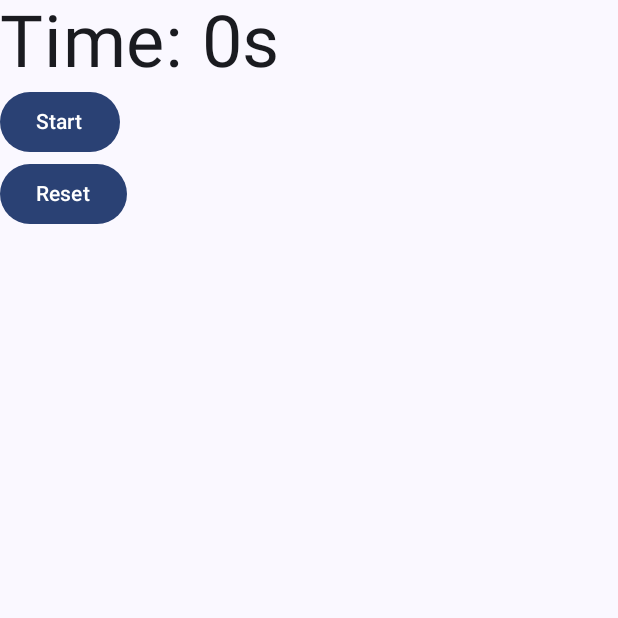
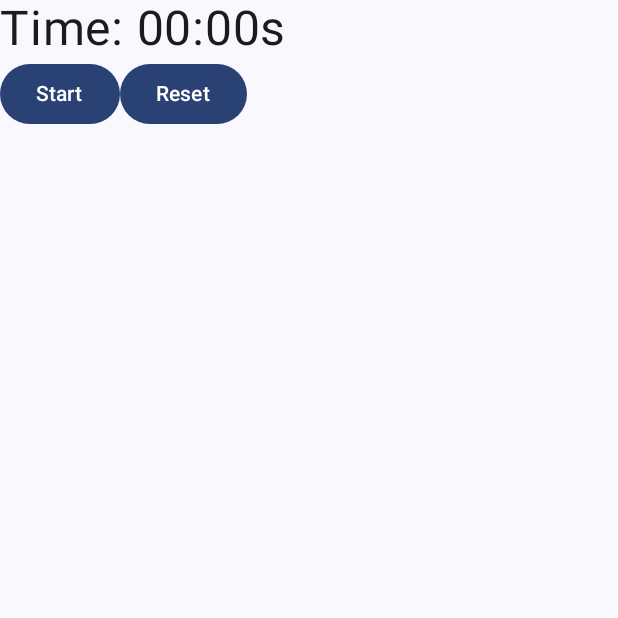
Before and after one commit to mike964/circuit-trainer-jetpack, an Android app built with Jetpack Compose: the composable CountdownTimerWithControls called with empty values, on a phone screen of 412 x 824 dp, the top half of it. Run offline under Robolectric (Android 15) with nearby library versions, the light colour scheme and no system bars; pictures from the network do not load; 1 statement that could not run was skipped.

Commit message:
total time counter fixed

```diff
--- a/app/src/main/java/com/example/gmwrokouttimer/components/SimpleCountdownTimer.kt
+++ b/app/src/main/java/com/example/gmwrokouttimer/components/SimpleCountdownTimer.kt
@@ -1,10 +1,12 @@
 package com.example.gmwrokouttimer.components
 
 import androidx.compose.foundation.layout.Column
+import androidx.compose.foundation.layout.Row
 import androidx.compose.material3.Button
 import androidx.compose.material3.Text
 import androidx.compose.runtime.*
 import androidx.compose.ui.unit.sp
+import com.example.gmwrokouttimer.utils.formatSeconds
 import kotlinx.coroutines.delay
 
 @Composable
@@ -24,9 +26,10 @@ fun SimpleCountdownTimer(initialTime: Int) {
 }
 
 @Composable
-fun CountdownTimerWithControls(totalSeconds: Int) {
+fun CountdownTimerWithControls(totalSeconds: Int, isRunning : Boolean = false) {
     var timeLeft by remember { mutableIntStateOf(totalSeconds) }
-    var isRunning by remember { mutableStateOf(false) }
+//    var isRunning by remember { mutableStateOf(false) }
+    var isRunning by remember { mutableStateOf(isRunning) }
 
     // Core Timer Logic
     LaunchedEffect(key1 = timeLeft, key2 = isRunning) {
@@ -39,8 +42,9 @@ fun CountdownTimerWithControls(totalSeconds: Int) {
     }
 
     Column {
-        Text(text = "Time: ${timeLeft}s", fontSize = 48.sp)
+        Text(text = "Time: ${formatSeconds(timeLeft.toLong())}s", fontSize = 32.sp)
 
+       Row{
            Button(onClick = { isRunning = !isRunning }) {
                Text(if (isRunning) "Pause" else "Start")
            }
@@ -53,3 +57,4 @@ fun CountdownTimerWithControls(totalSeconds: Int) {
            }
        }
     }
+}
--- a/app/src/main/java/com/example/gmwrokouttimer/presentation/SettingsPopup.kt
+++ b/app/src/main/java/com/example/gmwrokouttimer/presentation/SettingsPopup.kt
@@ -21,7 +21,7 @@ import androidx.compose.ui.unit.dp
 import com.example.gmwrokouttimer.components.HorizontalNumberPicker
 
 @Composable
-fun SettingsPopup(showPopup : Boolean = false, initRounds: Int, updateInitRounds : (Int) -> Unit) {
+fun SettingsPopup(showPopup : Boolean = false, initRounds: Int, setInitRounds : (Int) -> Unit) {
     Popup(
         onDismissRequest = { showPopup   }, // Dismisses when tapping outside
         alignment = Alignment.Center // Centers the popup on the screen
@@ -59,7 +59,7 @@ fun SettingsPopup(showPopup : Boolean = false, initRounds: Int, updateInitRounds
                 }
                 Text("Rounds" )
                 HorizontalNumberPicker(default = initRounds, height = 30.dp) {
-                   updateInitRounds(it)
+                   setInitRounds(it)
                 }
 //                Button(onClick = { showPopup = false }) {
 //                    Text("Save")
```
Also changed, not shown: app/src/main/java/com/example/gmwrokouttimer/presentation/CountdownViewModel.kt (+23 -16 lines), app/src/main/java/com/example/gmwrokouttimer/presentation/MainScreen.kt (+21 -9 lines), app/src/main/java/com/example/gmwrokouttimer/utils/utils.kt (+9 -0 lines). Lines whose indentation alone changed are shown as unchanged.
